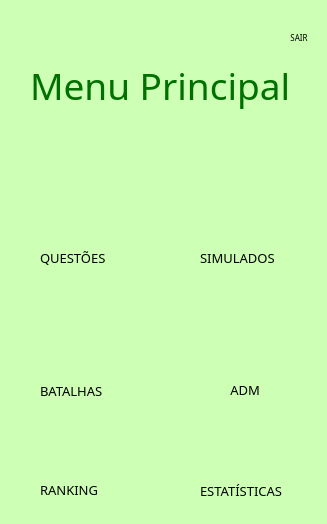
Old version of the form ui/main_menu_window.ui in the repository vivif001/nexus-ifpe.
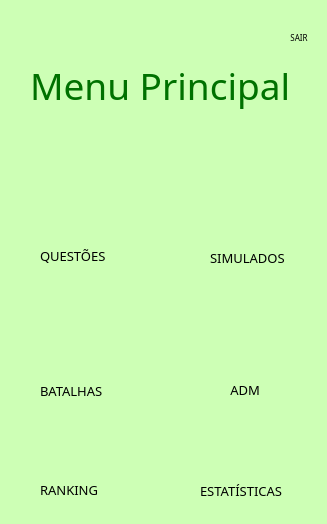
New version of the form. Icons and pictures are not drawn.

Commit message: Função de Quit main-menu ao quit button.

```diff
--- a/ui/main_menu_window.ui
+++ b/ui/main_menu_window.ui
@@ -299,9 +299,9 @@
    <widget class="QLabel" name="label_Simulated">
     <property name="geometry">
      <rect>
-      <x>200</x>
+      <x>210</x>
       <y>250</y>
-      <width>81</width>
+      <width>101</width>
       <height>16</height>
      </rect>
     </property>
@@ -357,9 +357,9 @@
     <property name="geometry">
      <rect>
       <x>40</x>
-      <y>250</y>
-      <width>81</width>
-      <height>16</height>
+      <y>245</y>
+      <width>91</width>
+      <height>21</height>
      </rect>
     </property>
     <property name="font">
@@ -379,7 +379,7 @@
      <rect>
       <x>200</x>
       <y>480</y>
-      <width>101</width>
+      <width>141</width>
       <height>21</height>
      </rect>
     </property>
@@ -398,7 +398,7 @@
      <rect>
       <x>40</x>
       <y>480</y>
-      <width>61</width>
+      <width>81</width>
       <height>20</height>
      </rect>
     </property>
```
Left out of the diff: 4 changed lines with no effect on the pictures. The commit also changes 2 other files.
